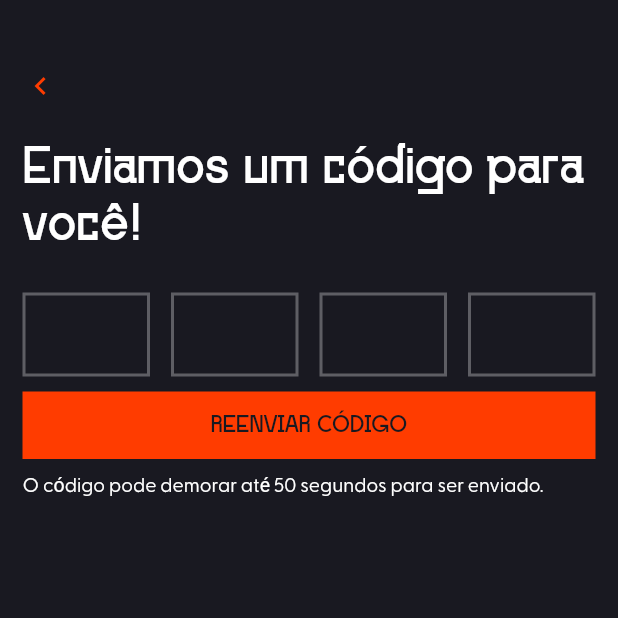
After one commit to julianasalafia/PlayersBankRedesign, a Flutter app: the CodeConfirmationPage screen opened directly, on a phone screen of 412 x 824 dp, the top half of it. The commit adds this screen. Run offline on Flutter 3.47's test engine with Material 2 defaults, Android fonts, the phone set to English and light mode, and no system bars.

Commit message:
[LAYOUT]: add code confirmation page

```diff
--- /dev/null
+++ b/lib/login/sign_up/code_confirmation_page.dart
@@ -0,0 +1,70 @@
+import 'package:flutter/material.dart';
+
+import '../../shared/constants.dart';
+import '../../widgets/go_back_button.dart';
+import '../../widgets/main_button.dart';
+import '../../widgets/text_field_widget.dart';
+
+const continueButton = 'REENVIAR CÓDIGO';
+const usernameTitle = 'Enviamos um código para você!';
+const hintText = '@MeuApelido';
+
+class CodeConfirmationPage extends StatelessWidget {
+  const CodeConfirmationPage({super.key});
+
+  @override
+  Widget build(BuildContext context) {
+    return Scaffold(
+      body: Padding(
+        padding: const EdgeInsets.fromLTRB(15, 45, 15, 15),
+        child: Column(
+          children: [
+            Column(
+              crossAxisAlignment: CrossAxisAlignment.start,
+              children: [
+                GestureDetector(
+                  onTap: () {
+                    Navigator.of(context).pop();
+                  },
+                  child: const GoBackButton(),
+                ),
+                const SizedBox(height: sizedBoxHeight),
+                const Text(
+                  usernameTitle,
+                  style: kTitleTextStyle,
+                ),
+                const SizedBox(height: sizedBoxHeight),
+                Row(
+                  mainAxisAlignment: MainAxisAlignment.spaceBetween,
+                  children: [
+                    for (int i = 0; i < 4; i++)
+                      const SizedBox(
+                        width: 85,
+                        child: TextFieldNumberWidget(),
+                      ),
+                  ],
+                ),
+                const SizedBox(height: sizedBoxHeightMin),
+              ],
+            ),
+            Column(
+              crossAxisAlignment: CrossAxisAlignment.stretch,
+              children: [
+                MainButtonStyle(
+                  buttonText: continueButton,
+                  onPressed: () {},
+                  nextPage: null,
+                ),
+                const SizedBox(height: sizedBoxHeightMin),
+                const Text(
+                  'O código pode demorar até 50 segundos para ser enviado.',
+                  style: kWarningTextStyle,
+                ),
+              ],
+            ),
+          ],
+        ),
+      ),
+    );
+  }
+}
--- a/lib/login/sign_up/confirm_password_page.dart
+++ b/lib/login/sign_up/confirm_password_page.dart
@@ -1,4 +1,5 @@
 import 'package:flutter/material.dart';
+import 'package:players_bank_redesign/login/sign_up/code_confirmation_page.dart';
 import 'package:players_bank_redesign/shared/constants.dart';
 import 'package:players_bank_redesign/widgets/main_button.dart';
 import 'package:players_bank_redesign/widgets/text_field_widget.dart';
@@ -13,6 +14,8 @@ class ConfirmPasswordPage extends StatelessWidget {
 
   @override
   Widget build(BuildContext context) {
+    Widget codeConfirmationPage = const CodeConfirmationPage();
+
     return Scaffold(
       body: Padding(
         padding: const EdgeInsets.fromLTRB(15, 45, 15, 15),
@@ -49,8 +52,12 @@ class ConfirmPasswordPage extends StatelessWidget {
               children: [
                 MainButtonStyle(
                   buttonText: createPasswordButton,
-                  onPressed: () {},
-                  nextPage: null,
+                  onPressed: () => Navigator.push(
+                    context,
+                    MaterialPageRoute(
+                        builder: (context) => codeConfirmationPage),
+                  ),
+                  nextPage: const CodeConfirmationPage(),
                 ),
               ],
             ),
--- a/lib/shared/constants.dart
+++ b/lib/shared/constants.dart
@@ -18,7 +18,6 @@ const kMainButtonTextStyle = TextStyle(
   fontFamily: 'Barracuda',
   fontSize: 16.0,
   color: AppColors.grey,
-  backgroundColor: AppColors.orange,
 );
 
 const kShadowButtonTextStyle = TextStyle(
@@ -27,5 +26,11 @@ const kShadowButtonTextStyle = TextStyle(
   color: AppColors.orange,
 );
 
+const kWarningTextStyle = TextStyle(
+  fontFamily: 'Greycliff',
+  fontSize: 13.0,
+  color: AppColors.white,
+);
+
 const sizedBoxHeight = 25.0;
 const sizedBoxHeightMin = 10.0;
--- a/lib/widgets/text_field_widget.dart
+++ b/lib/widgets/text_field_widget.dart
@@ -35,3 +35,29 @@ class TextFieldWidget extends StatelessWidget {
     );
   }
 }
+
+class TextFieldNumberWidget extends StatelessWidget {
+  const TextFieldNumberWidget({
+    super.key,
+  });
+
+  @override
+  Widget build(BuildContext context) {
+    return const TextField(
+      decoration: InputDecoration(
+        border: OutlineInputBorder(borderRadius: BorderRadius.zero),
+        enabledBorder: OutlineInputBorder(
+          borderRadius: BorderRadius.zero,
+          borderSide: BorderSide(width: 2, color: Colors.white30),
+        ),
+        focusedBorder: OutlineInputBorder(
+          borderRadius: BorderRadius.zero,
+          borderSide: BorderSide(color: AppColors.orange, width: 2),
+        ),
+      ),
+      textAlign: TextAlign.center,
+      keyboardType: TextInputType.number,
+      style: TextStyle(fontFamily: 'Barracuda', fontSize: 16.0),
+    );
+  }
+}
```
